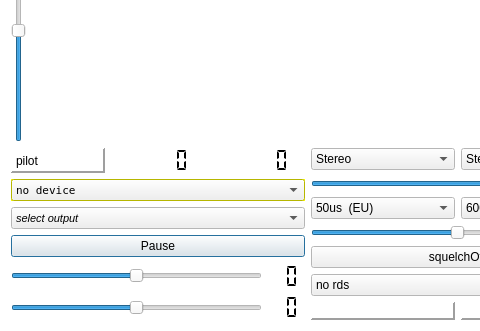
This is radio.ui in tomneda/sdr-j-fm as Qt 5 draws it before an edit; both pictures show x 0 to 480 and y 428 to 759 of the 1129 by 759 pixel window. The edited form follows.
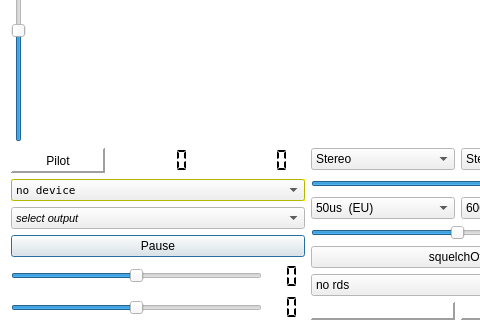
This is the edited form. Custom widgets are drawn as their Qt base class.

Commit message:
Use real pilot PLL lock state for GUI sign 2
(preliminary)

```diff
--- a/radio.ui
+++ b/radio.ui
@@ -335,7 +335,10 @@
                 <number>2</number>
                </property>
                <property name="text">
-                <string>pilot</string>
+                <string>Pilot</string>
+               </property>
+               <property name="alignment">
+                <set>Qt::AlignCenter</set>
                </property>
               </widget>
              </item>
```
Left out of the diff: 2 changed lines with no effect on the pictures.
